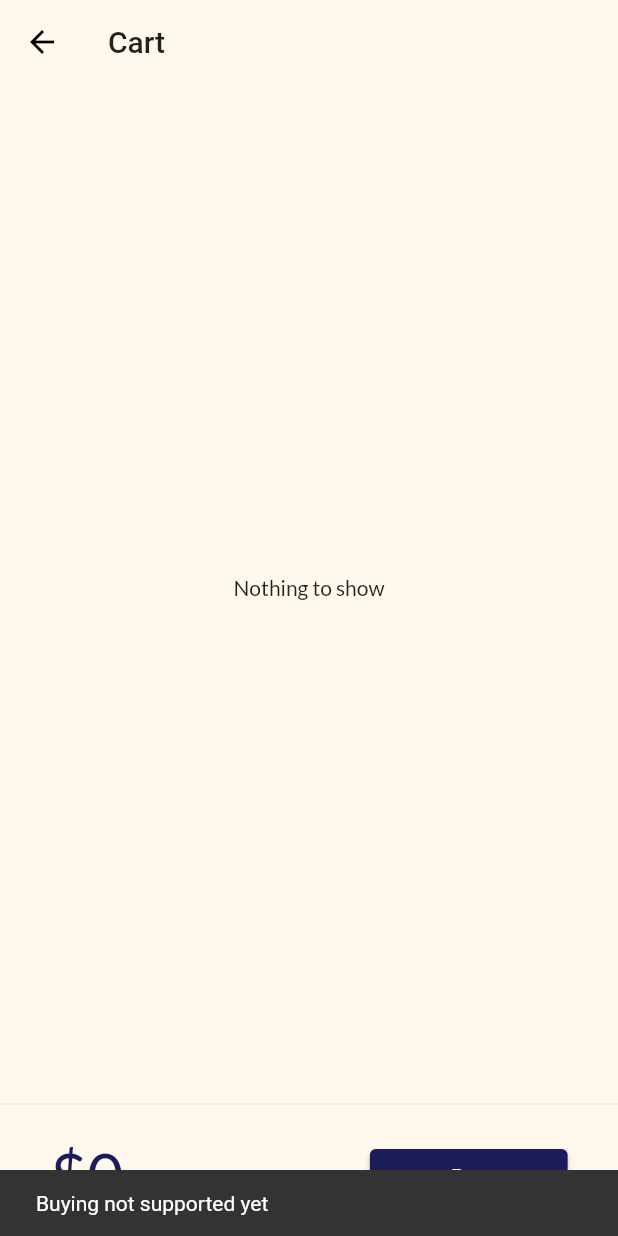
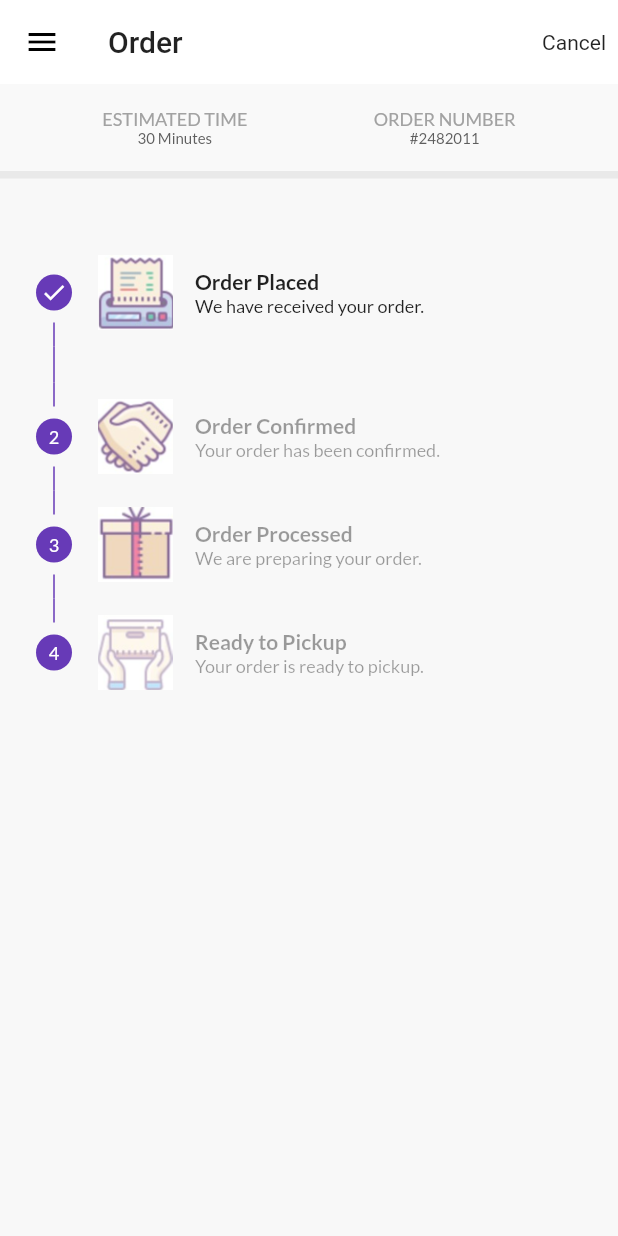
Before and after one commit to UmeshChaudekar/FlutterPractice, a Flutter app: the CartPage screen opened by its route, after a tap on "Buy", on a phone screen of 412 x 824 dp. Run offline on Flutter 3.47's test engine with Material 2 defaults, Android fonts, the phone set to English and light mode, and no system bars; drawn by our look-alikes of velocity_x; our stand-ins replace google_fonts, shared_preferences; accounts and stored records are empty.

Commit message:
order page added

```diff
--- a/lib/main.dart
+++ b/lib/main.dart
@@ -6,6 +6,7 @@ import 'package:flutter_demo/page/CartPage.dart';
 import 'package:flutter_demo/page/GridPage.dart';
 import 'package:flutter_demo/page/HomePage.dart';
 import 'package:flutter_demo/page/LoginPage.dart';
+import 'package:flutter_demo/page/OrderProcessPage.dart';
 import 'package:flutter_demo/page/SplashSreen.dart';
 import 'package:flutter_demo/utils/routes.dart';
 import 'package:flutter_demo/widget/theme.dart';
@@ -35,6 +36,7 @@ class MyApp extends StatelessWidget {
         MyRoutes.homeRoute: (context) => HomePage(),
         MyRoutes.gridRoute: (context) => GridPage(),
         MyRoutes.cartRoute: ((context) => CartPage()),
+        MyRoutes.orderProcessRoute: ((context) => OrderProcessPage()),
         // MyRoutes.productDetailsRoute: (context) => ProductDetailsPage(),
       },
     );
--- a/lib/page/CartPage.dart
+++ b/lib/page/CartPage.dart
@@ -1,6 +1,8 @@
 import 'package:flutter/material.dart';
 import 'package:flutter_demo/core/store.dart';
 import 'package:flutter_demo/modals/CartModal.dart';
+import 'package:flutter_demo/page/OrderProcessPage.dart';
+import 'package:flutter_demo/utils/routes.dart';
 import 'package:flutter_demo/widget/theme.dart';
 // ignore: import_of_legacy_library_into_null_safe
 import 'package:velocity_x/velocity_x.dart';
@@ -48,8 +50,9 @@ class _CartTotal extends StatelessWidget {
           30.widthBox,
           ElevatedButton(
                   onPressed: () {
-                    ScaffoldMessenger.of(context).showSnackBar(SnackBar(
-                        content: "Buying not supported yet".text.make()));
+                    // ScaffoldMessenger.of(context).showSnackBar(SnackBar(
+                    //     content: "Buying not supported yet".text.make()));
+                    Navigator.pushNamed(context, MyRoutes.orderProcessRoute);
                   },
                   style: ButtonStyle(
                       backgroundColor:
--- /dev/null
+++ b/lib/page/OrderProcessPage.dart
@@ -0,0 +1,187 @@
+import 'package:flutter/material.dart';
+import 'package:flutter_demo/widget/drawer.dart';
+import 'package:velocity_x/velocity_x.dart';
+import '../widget/theme.dart';
+
+class OrderProcessPage extends StatefulWidget {
+  @override
+  State<OrderProcessPage> createState() => _OrderProcessPageState();
+}
+
+class _OrderProcessPageState extends State<OrderProcessPage> {
+  int _currentStep = 0;
+  StepperType stepperType = StepperType.vertical;
+
+  @override
+  Widget build(BuildContext context) {
+    return Scaffold(
+      appBar: AppBar(
+        backgroundColor: Colors.white,
+        title: "Order".text.make(),
+        actions: [
+          Center(
+            child: Container(
+                padding: const EdgeInsets.all(8.0),
+                child: "Cancel".text.make().onTap(() {
+                  context.showToast(msg: "Hello Umesh");
+                  Navigator.pop(context);
+                  // VxToast.show(context, msg: "Hello Umesh");
+                })),
+          )
+        ],
+      ),
+      drawer: MyDrawer(),
+      backgroundColor: MyTheme.appBackground,
+      body: Container(
+        child: Column(
+          children: [
+            Container(
+              color: Vx.hexToColor("#F9F9F9"),
+              child: Row(
+                mainAxisAlignment: MainAxisAlignment.spaceEvenly,
+                children: [
+                  Column(
+                    children: [
+                      "ESTIMATED TIME"
+                          .text
+                          .size(12)
+                          .color(Vx.hexToColor("#A2A2A2"))
+                          .make(),
+                      "30 Minutes"
+                          .text
+                          .size(10)
+                          .color(Vx.hexToColor("#5E5E5E"))
+                          .make()
+                    ],
+                  ).p(16),
+                  Column(
+                    children: [
+                      "ORDER NUMBER"
+                          .text
+                          .size(12)
+                          .color(Vx.hexToColor("#A2A2A2"))
+                          .make(),
+                      "#2482011"
+                          .text
+                          .size(10)
+                          .color(Vx.hexToColor("#5E5E5E"))
+                          .make()
+                    ],
+                  ).p(16),
+                ],
+              ),
+            ),
+            Divider(
+              height: 5,
+              thickness: 5,
+              color: Vx.hexToColor("#E9E9E9"),
+            ),
+            Expanded(
+              child: Stepper(
+                type: stepperType,
+                physics: ScrollPhysics(), //ClampingScrollPhysics
+                currentStep: _currentStep,
+                onStepTapped: (step) => tapped(step),
+                onStepContinue: continued,
+                onStepCancel: cancel,
+
+                controlsBuilder: (currentStep, Step,
+                        {VoidCallback? onStepContinue,
+                        VoidCallback? onStepCancel}) =>
+                    Row(),
+
+                steps: <Step>[
+                  Step(
+                    isActive: _currentStep >= 0,
+                    state: _currentStep >= 0
+                        ? StepState.complete
+                        : StepState.disabled,
+                    title: stepDesign("order_placed.png", "Order Placed",
+                        "We have received your order."),
+                    content: Row(),
+                  ),
+                  Step(
+                    title: stepDesign("order_confirmed.png", "Order Confirmed",
+                        "Your order has been confirmed."),
+                    content: Row(),
+                    isActive: _currentStep >= 0,
+                    state: _currentStep >= 1
+                        ? StepState.complete
+                        : StepState.disabled,
+                  ),
+                  Step(
+                    title: stepDesign("order_processed.png", "Order Processed",
+                        "We are preparing your order."),
+                    content: Row(),
+                    isActive: _currentStep >= 0,
+                    state: _currentStep >= 2
+                        ? StepState.complete
+                        : StepState.disabled,
+                  ),
+                  Step(
+                    title: stepDesign("ready_to_pickup.png", "Ready to Pickup",
+                        "Your order is ready to pickup."),
+                    content: Row(),
+                    isActive: _currentStep >= 0,
+                    state: _currentStep >= 3
+                        ? StepState.complete
+                        : StepState.disabled,
+                  ),
+                ],
+              ).py(40),
+            ),
+          ],
+        ),
+      ),
+    );
+  }
+
+  Column stepDesign(String image, String title, String subTitle) {
+    return Column(
+      children: [
+        Row(
+          mainAxisAlignment: MainAxisAlignment.start,
+          children: [
+            Image.asset(
+              "assets/icon/$image",
+              fit: BoxFit.cover,
+              height: 50,
+              width: 50,
+            ).p(5),
+            Container(
+              // padding: const EdgeInsets.all(10.0),
+              child: Column(
+                crossAxisAlignment: CrossAxisAlignment.start,
+                mainAxisAlignment: MainAxisAlignment.start,
+                children: [
+                  Row(
+                    children: [
+                      title.text.size(14).fontWeight(FontWeight.w600).make()
+                    ],
+                  ),
+                  Row(
+                    children: [
+                      subTitle.text.size(12).make(),
+                    ],
+                  )
+                ],
+              ).p(10),
+            )
+          ],
+        )
+      ],
+    );
+  }
+
+  tapped(int step) {
+    setState(() => _currentStep = step);
+  }
+
+  continued() {
+    _currentStep < 3 ? setState(() => _currentStep += 1) : null;
+  }
+
+  cancel() {
+    _currentStep > 0 ? setState(() => _currentStep -= 1) : null;
+  }
+}
--- a/lib/utils/routes.dart
+++ b/lib/utils/routes.dart
@@ -5,4 +5,5 @@ class MyRoutes {
   static String gridRoute = "/grid";
   static String productDetailsRoute = "/productdetails";
   static String cartRoute = "/cart";
+  static String orderProcessRoute = "/orderProcess";
 }
--- a/lib/widget/drawer.dart
+++ b/lib/widget/drawer.dart
@@ -14,9 +14,8 @@ class _MyDrawerState extends State<MyDrawer> {
 
   @override
   void initState() {
+    initSharedPref();
     super.initState();
-
-    initSharedPref();
   }
 
   void initSharedPref() async {
--- a/lib/widget/theme.dart
+++ b/lib/widget/theme.dart
@@ -35,8 +35,8 @@ class MyTheme {
           toolbarTextStyle: Theme.of(context).textTheme.bodyText2,
           titleTextStyle: Theme.of(context).textTheme.headline6));
 
-  static Color appBackground = Color.fromARGB(255, 255, 248, 236);
-  static Color darkAppBackground = Color.fromARGB(255, 255, 248, 236);
+  static Color appBackground = Color.fromARGB(248, 248, 248, 248);
+  static Color darkAppBackground = Color.fromARGB(248, 248, 248, 248);
   static Color darkishBlueColor = Color.fromARGB(255, 27, 29, 90);
   static Color lightBlueColor = Color.fromARGB(255, 27, 29, 90);
 }
--- a/pubspec.yaml
+++ b/pubspec.yaml
@@ -65,6 +65,7 @@ flutter:
   assets:
     - assets/images/
     - assets/file/
+    - assets/icon/
     # - images/a_dot_ham.jpeg
 
   # An image asset can refer to one or more resolution-specific "variants", see
```
Also changed, not shown: assets/icon/order_confirmed.png (added), assets/icon/order_placed.png (added), assets/icon/order_processed.png (added), assets/icon/ready_to_pickup.png (added).
